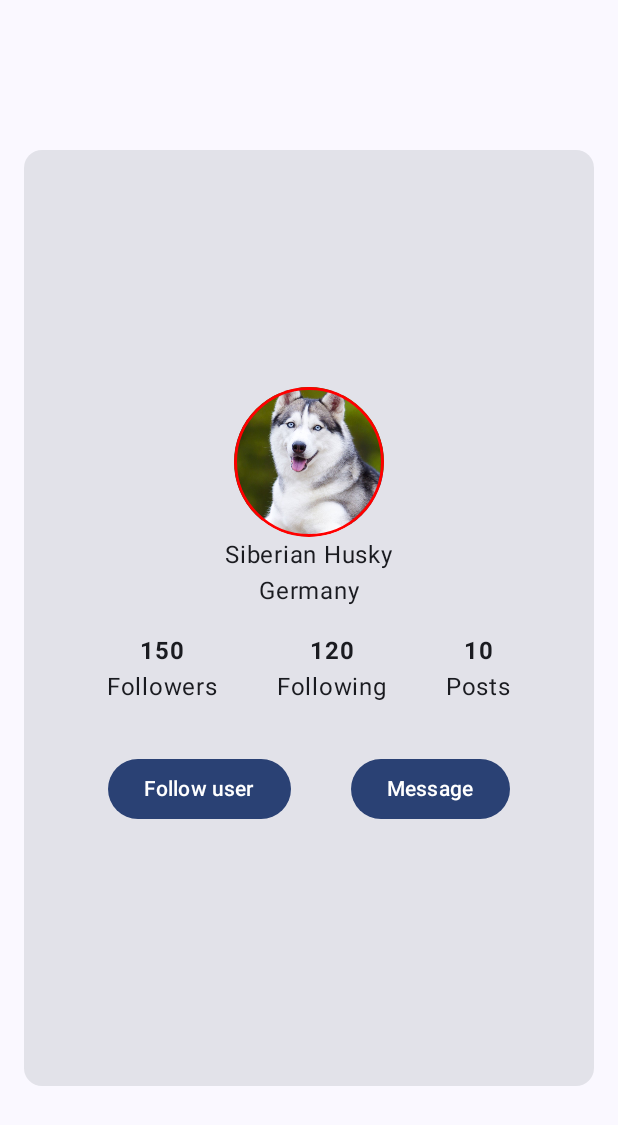
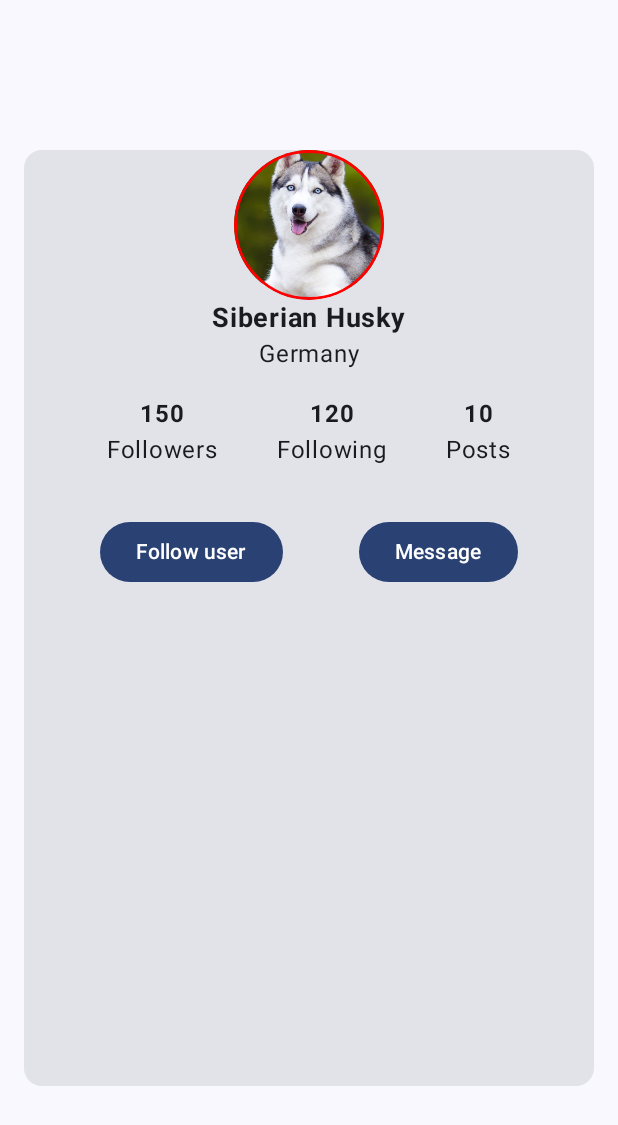
Before and after one commit to dwichan0905/my_compose_learn, an Android app built with Jetpack Compose: the screen it shows after launch (MainActivity), on a phone screen of 412 x 824 dp. Shown: the top 1125 px of the screen. Run offline under Robolectric (Android 15) with nearby library versions, the phone set to English and light mode, and no system bars; our stand-ins replace constraintlayout-compose.

Commit message:
ConstraintLayout

```diff
--- a/Udemy/1. Dog Profile/app/build.gradle
+++ b/Udemy/1. Dog Profile/app/build.gradle
@@ -59,4 +59,7 @@ dependencies {
     androidTestImplementation "androidx.compose.ui:ui-test-junit4:$compose_version"
     debugImplementation "androidx.compose.ui:ui-tooling:$compose_version"
     debugImplementation "androidx.compose.ui:ui-test-manifest:$compose_version"
+
+    // ConstraintLayout
+    implementation "androidx.constraintlayout:constraintlayout-compose:1.0.1"
 }
--- a/Udemy/1. Dog Profile/app/src/main/java/idn/dwichan/dogprofile/ProfilePage.kt
+++ b/Udemy/1. Dog Profile/app/src/main/java/idn/dwichan/dogprofile/ProfilePage.kt
@@ -9,9 +9,7 @@ import androidx.compose.foundation.layout.fillMaxSize
 import androidx.compose.foundation.layout.fillMaxWidth
 import androidx.compose.foundation.layout.padding
 import androidx.compose.foundation.layout.size
-import androidx.compose.foundation.rememberScrollState
 import androidx.compose.foundation.shape.CircleShape
-import androidx.compose.foundation.verticalScroll
 import androidx.compose.material3.Button
 import androidx.compose.material3.Card
 import androidx.compose.material3.Text
@@ -25,6 +23,9 @@ import androidx.compose.ui.res.painterResource
 import androidx.compose.ui.text.font.FontWeight
 import androidx.compose.ui.tooling.preview.Preview
 import androidx.compose.ui.unit.dp
+import androidx.compose.ui.unit.sp
+import androidx.constraintlayout.compose.ConstraintLayout
+import androidx.constraintlayout.compose.Dimension
 
 @Composable
 fun ProfilePage() {
@@ -38,13 +39,20 @@ fun ProfilePage() {
                 end = 16.dp
             )
     ) {
-        Column(
-            horizontalAlignment = Alignment.CenterHorizontally,
-            verticalArrangement = Arrangement.Center,
+        ConstraintLayout(
             modifier = Modifier
                 .fillMaxSize()
-                .verticalScroll(rememberScrollState())
         ) {
+            // ConstraintLayout IDs
+            val (
+                image,
+                name,
+                country,
+                profileStats,
+                followButton,
+                messageButton
+            ) = createRefs()
+
             Image(
                 painter = painterResource(id = R.drawable.husky),
                 contentDescription = "Husky",
@@ -55,33 +63,73 @@ fun ProfilePage() {
                         width = 2.dp,
                         color = Color.Red,
                         shape = CircleShape
-                    ),
+                    )
+                    .constrainAs(image) {
+                        top.linkTo(parent.top)
+                        start.linkTo(parent.start)
+                        end.linkTo(parent.end)
+                    },
                 contentScale = ContentScale.Crop
             )
-            Text(text = "Siberian Husky")
-            Text(text = "Germany")
+            Text(
+                text = "Siberian Husky",
+                fontSize = 18.sp,
+                fontWeight = FontWeight.Bold,
+                modifier = Modifier
+                    .constrainAs(name) {
+                        top.linkTo(image.bottom)
+                        start.linkTo(image.start)
+                        end.linkTo(image.end)
+                    }
+            )
+            Text(
+                text = "Germany",
+                modifier = Modifier
+                    .constrainAs(country) {
+                        top.linkTo(name.bottom)
+                        start.linkTo(name.start)
+                        end.linkTo(name.end)
+                    }
+            )
             Row(
                 horizontalArrangement = Arrangement.SpaceEvenly,
                 modifier = Modifier
                     .fillMaxWidth()
                     .padding(16.dp)
+                    .constrainAs(profileStats) {
+                        top.linkTo(country.bottom)
+                        start.linkTo(parent.start)
+                        end.linkTo(parent.end)
+                    }
             ) {
                 ProfileStats(count = 150, title = "Followers")
                 ProfileStats(count = 120, title = "Following")
                 ProfileStats(count = 10, title = "Posts")
             }
-            Row(
-                horizontalArrangement = Arrangement.SpaceEvenly,
+
+            Button(
+                onClick = {  },
                 modifier = Modifier
-                    .fillMaxWidth()
-                    .padding(16.dp)
+                    .constrainAs(followButton) {
+                        top.linkTo(profileStats.bottom, margin = 16.dp)
+                        start.linkTo(parent.start)
+                        end.linkTo(messageButton.start)
+                        width = Dimension.wrapContent
+                    }
             ) {
-                Button(onClick = {  }) {
-                    Text(text = "Follow user")
-                }
-                Button(onClick = {  }) {
-                    Text(text = "Message")
-                }
+                Text(text = "Follow user")
+            }
+            Button(
+                onClick = {  },
+                modifier = Modifier
+                    .constrainAs(messageButton) {
+                        top.linkTo(profileStats.bottom, margin = 16.dp)
+                        start.linkTo(followButton.end)
+                        end.linkTo(parent.end)
+                        width = Dimension.wrapContent
+                    }
+            ) {
+                Text(text = "Message")
             }
         }
     }
```
